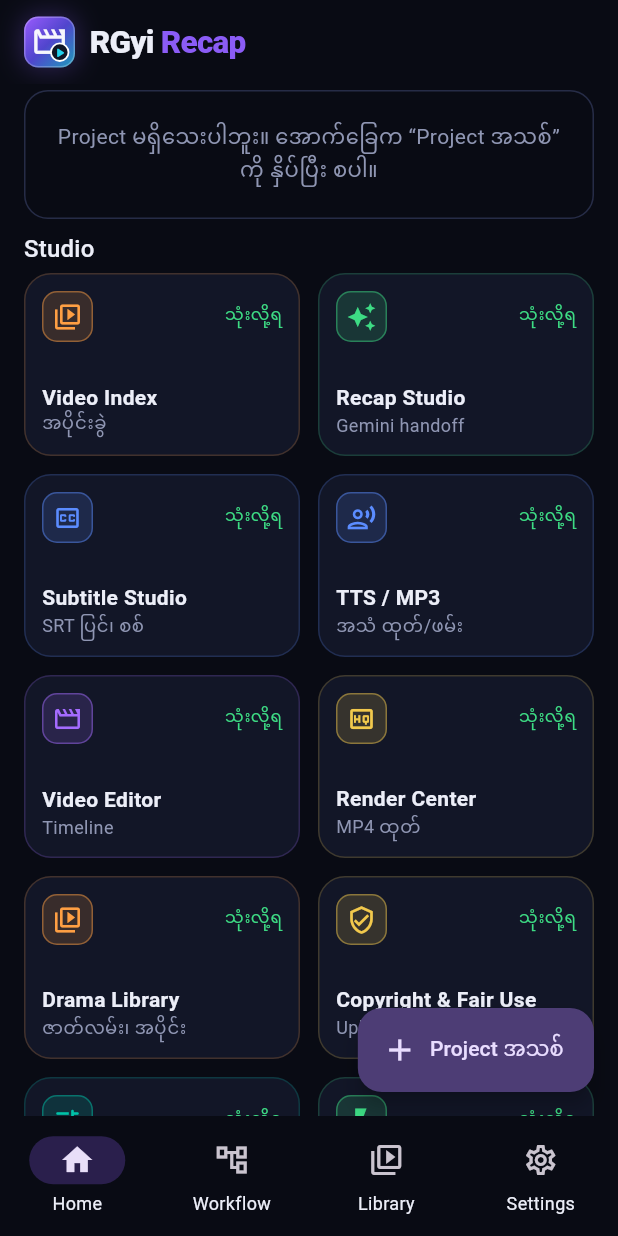
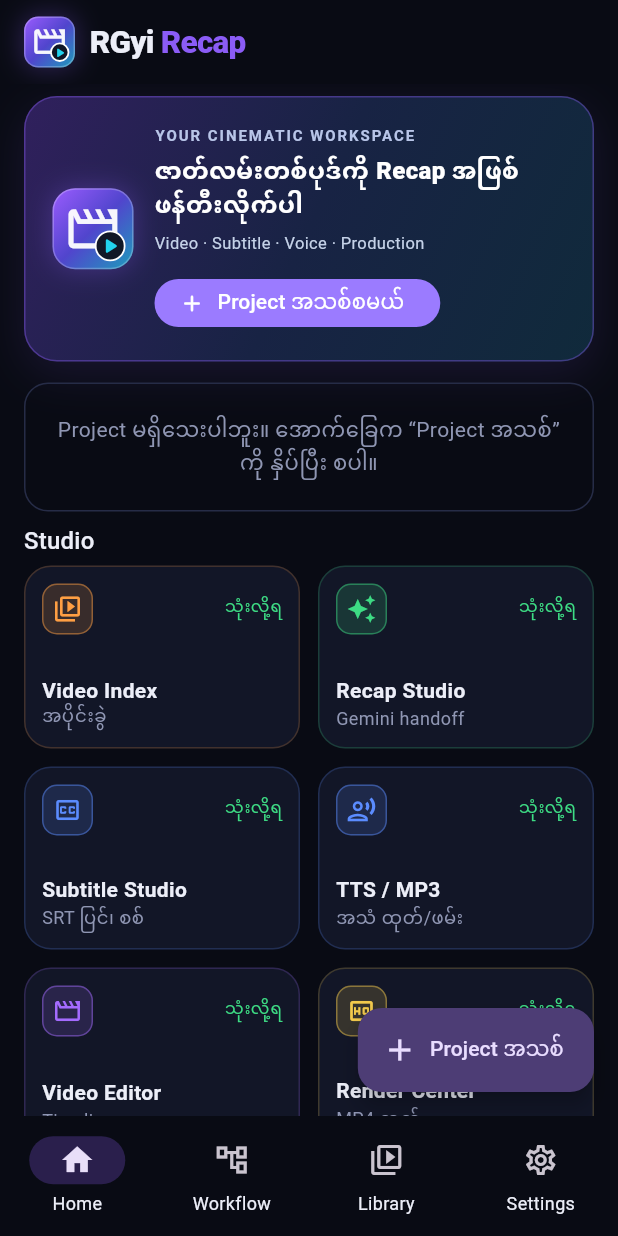
Before and after one commit to punk123321/dramaflow-ai-studio, a Flutter app: the screen it shows after launch, on a phone screen of 412 x 824 dp. Run offline on Flutter 3.47's test engine with Material 3 defaults, Android fonts, the phone set to English and light mode, and no system bars; our stand-ins replace sqflite, video_player; accounts and stored records are empty.

Commit message:
feat(ui): add cinematic RGyi dashboard hero banner

```diff
--- a/lib/ui/home_screen.dart
+++ b/lib/ui/home_screen.dart
@@ -110,6 +110,7 @@ class HomeScreen extends StatelessWidget {
               padding: const EdgeInsets.fromLTRB(16, 4, 16, 96),
               children: [
                 if (store.error != null) ErrorBanner(store.error!),
+                _HeroBanner(onCreate: () => showNewProjectSheet(context)),
                 if (resume != null)
                   _ResumeCard(
                     project: resume,
@@ -152,6 +153,61 @@ class HomeScreen extends StatelessWidget {
                 ],
               ],
             ),
+    );
+  }
+}
+
+class _HeroBanner extends StatelessWidget {
+  const _HeroBanner({required this.onCreate});
+
+  final VoidCallback onCreate;
+
+  @override
+  Widget build(BuildContext context) {
+    return Container(
+      margin: const EdgeInsets.only(bottom: 14, top: 4),
+      padding: const EdgeInsets.all(18),
+      decoration: BoxDecoration(
+        borderRadius: BorderRadius.circular(22),
+        gradient: const LinearGradient(
+          begin: Alignment.topLeft,
+          end: Alignment.bottomRight,
+          colors: [Color(0xFF30205D), Color(0xFF182344), Color(0xFF102A3B)],
+        ),
+        border: Border.all(color: DfColors.accent.withValues(alpha: 0.38)),
+        boxShadow: [
+          BoxShadow(color: DfColors.accent.withValues(alpha: 0.12), blurRadius: 24, offset: const Offset(0, 8)),
+        ],
+      ),
+      child: Row(
+        children: [
+          const BrandMark(size: 54),
+          const SizedBox(width: 14),
+          Expanded(
+            child: Column(
+              crossAxisAlignment: CrossAxisAlignment.start,
+              children: [
+                const Text('YOUR CINEMATIC WORKSPACE', style: TextStyle(color: Color(0xFFB8C5E8), fontSize: 10, letterSpacing: 1.3, fontWeight: FontWeight.w700)),
+                const SizedBox(height: 5),
+                const Text('ဇာတ်လမ်းတစ်ပုဒ်ကို Recap အဖြစ် ဖန်တီးလိုက်ပါ', maxLines: 2, overflow: TextOverflow.ellipsis, style: TextStyle(fontSize: 16, fontWeight: FontWeight.w800, color: Colors.white)),
+                const SizedBox(height: 4),
+                const Text('Video · Subtitle · Voice · Production', style: TextStyle(color: Color(0xFFC5D2E8), fontSize: 11)),
+                const SizedBox(height: 12),
+                FilledButton.icon(
+                  onPressed: onCreate,
+                  icon: const Icon(Icons.add_rounded, size: 18),
+                  label: const Text('Project အသစ်စမယ်'),
+                  style: FilledButton.styleFrom(
+                    backgroundColor: const Color(0xFF9B7BFF),
+                    foregroundColor: Colors.white,
+                    visualDensity: VisualDensity.compact,
+                  ),
+                ),
+              ],
+            ),
+          ),
+        ],
+      ),
     );
   }
 }
```
